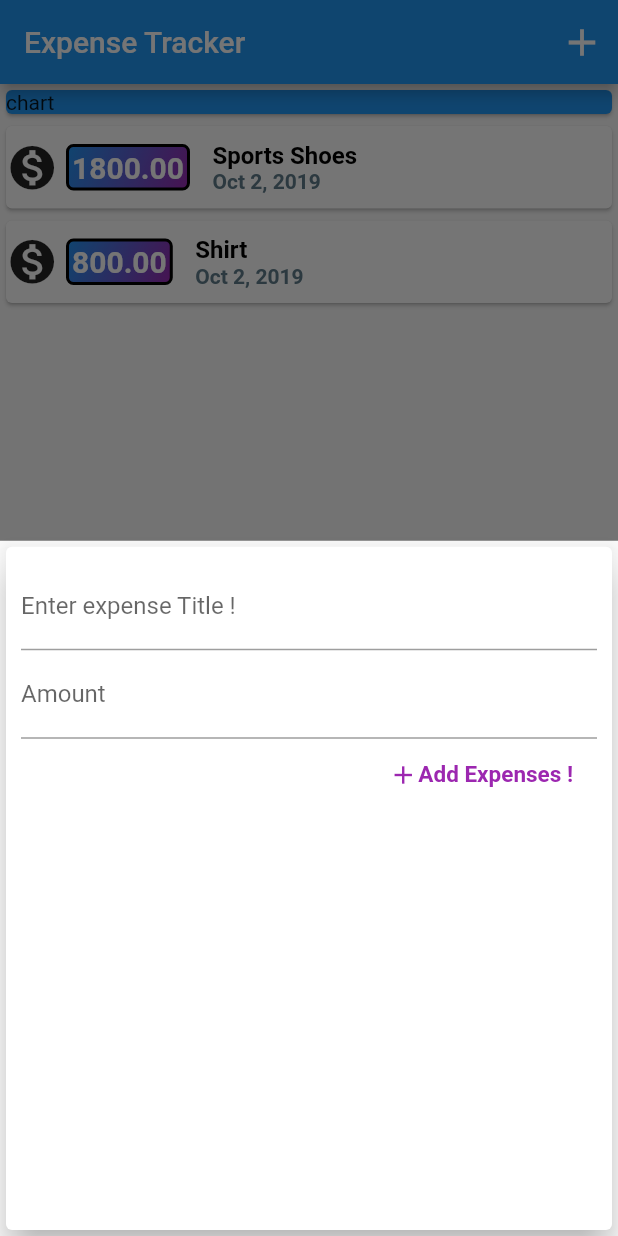
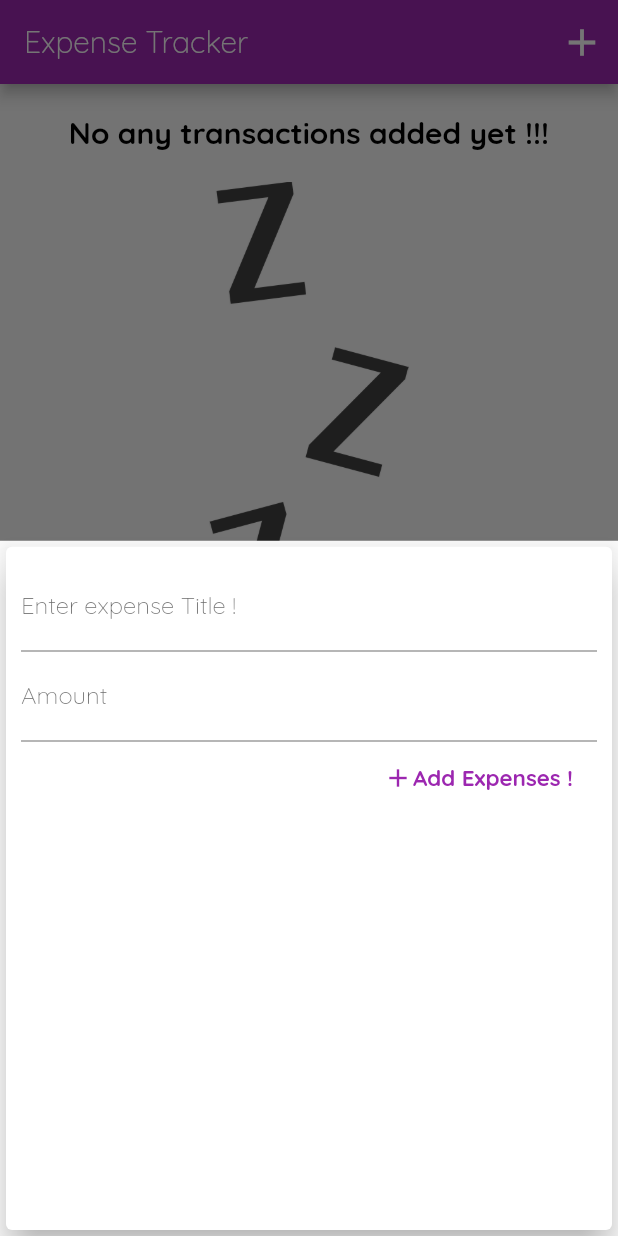
Before and after one commit to tilakpoudel/ExpenseTracker, a Flutter app: the screen it shows after launch, after a tap on the "add" icon, on a phone screen of 412 x 824 dp. Run offline on Flutter 3.47's test engine with Material 2 defaults, Android fonts, the phone set to English and light mode, and no system bars; missing offline and left inert: flutter_selectable_text.

```diff
--- a/lib/main.dart
+++ b/lib/main.dart
@@ -1,6 +1,8 @@
-import 'package:expenser_planner/widgets/new_transaction.dart';
-import 'package:expenser_planner/widgets/transaction_list.dart';
 import 'package:flutter/material.dart';
+
+import './widgets/charts.dart';
+import './widgets/new_transaction.dart';
+import './widgets/transaction_list.dart';
 
 import './models/transaction.dart';
 
@@ -12,8 +14,13 @@ class MyApp extends StatelessWidget {
   @override
   Widget build(BuildContext context) {
     return MaterialApp(
-      // title: 'Expense Planner1',
+      title: 'Expense Planner1',
       home: MyHomePage(),
+      theme: ThemeData(
+        primarySwatch: Colors.purple,
+        accentColor: Colors.amber,
+        fontFamily: 'Quicksand',
+      ),
     );
   }
 }
@@ -25,19 +32,28 @@ class MyHomePage extends StatefulWidget {
 
 class _MyHomePageState extends State<MyHomePage> {
   final List<Transaction> _userTransaction = [
-    Transaction(
-      id: 't1',
-      title: 'Sports Shoes',
-      amount: 1800,
-      date: DateTime.now(),
-    ),
-    Transaction(
-      id: 't2',
-      title: 'Shirt',
-      amount: 800,
-      date: DateTime.now(),
-    ),
+    // Transaction(
+    //   id: 't1',
+    //   title: 'Sports Shoes',
+    //   amount: 1800,
+    //   date: DateTime.now(),
+    // ),
+    // Transaction(
+    //   id: 't2',
+    //   title: 'Shirt',
+    //   amount: 800,
+    //   date: DateTime.now(),
+    // ),
   ];
+  List <Transaction> get _recentTransactions{
+    return _userTransaction.where((tx){
+      return tx.date.isAfter(
+        DateTime.now().subtract(
+          Duration(days: 7),
+        ),
+      );
+    }).toList();
+  }
 
   void _addNewTransaction(String txTitle, double txAmount) {
     final newTx = Transaction(
@@ -85,13 +101,7 @@ class _MyHomePageState extends State<MyHomePage> {
           // mainAxisAlignment: MainAxisAlignment.spaceAround,
           crossAxisAlignment: CrossAxisAlignment.stretch,
           children: <Widget>[
-            Container(
-              width: double.infinity,
-              child: Card(
-                color: Colors.blue,
-                child: Text('chart'),
-              ),
-            ),
+            Chart(_recentTransactions),
             TransactionList(_userTransaction)
           ],
         ),
--- /dev/null
+++ b/lib/widgets/charts.dart
@@ -0,0 +1,43 @@
+import 'package:flutter/material.dart';
+import 'package:intl/intl.dart';
+
+import '../models/transaction.dart';
+
+class Chart extends StatelessWidget {
+  final List<Transaction> recentTransactions;
+
+  Chart(this.recentTransactions);
+
+  List<Map<String, Object>> get groupedTransactionValues {
+    return List.generate(7, (index) {
+      final weekDay = DateTime.now().subtract(
+        Duration(days: index),
+      );
+      var totalSum = 0.0;
+      for (var i = 0; i < recentTransactions.length; i++) {
+        if (recentTransactions[i].date.day == weekDay.day &&
+            recentTransactions[i].date.month == weekDay.month &&
+            recentTransactions[i].date.year == weekDay.year) {
+          totalSum += recentTransactions[i].amount;
+        }
+      }
+
+      return {
+        'day': DateFormat.E().format(weekDay),
+        'amount': totalSum};
+    });
+  }
+
+  @override
+  Widget build(BuildContext context) {
+    return Card(
+      elevation: 5.0,
+      margin: EdgeInsets.all(10),
+      child: Row(
+        children: <Widget>[
+
+        ],
+      ),
+    );
+  }
+}
--- a/lib/widgets/new_transaction.dart
+++ b/lib/widgets/new_transaction.dart
@@ -3,24 +3,37 @@ import 'package:flutter/services.dart';
 
 // import '../widgets/user_transaction.dart';
 
-class NewTransaction extends StatelessWidget {
+class NewTransaction extends StatefulWidget {
+  final Function addTx;
+  NewTransaction(this.addTx);
+
+  @override
+  _NewTransactionState createState() => _NewTransactionState();
+}
+
+class _NewTransactionState extends State<NewTransaction> {
   final titleController = TextEditingController();
   final amountController = TextEditingController();
-
-  final Function addTx;
-  NewTransaction(this.addTx);
 
   void submitData() {
     final enteredTitle = titleController.text;
     final enteredAmount = double.parse(amountController.text);
     print(enteredAmount);
-    if( enteredTitle.isEmpty || enteredAmount.isNegative){
-      return;
+
+    if (enteredTitle.isEmpty || enteredAmount.isNegative) {
+      print('error');
+       Scaffold.of(context).showSnackBar(
+        SnackBar(
+          backgroundColor: Colors.redAccent,
+          content: Text('Field is required'),
+          ),
+      );
     }
-    addTx(
+    widget.addTx(
       enteredTitle,
       enteredAmount,
     );
+    Navigator.of(context).pop();
   }
 
   @override
@@ -34,8 +47,8 @@ class NewTransaction extends StatelessWidget {
           children: <Widget>[
             TextField(
               decoration: InputDecoration(
-                  labelText: 'Enter expense Title !',
-                  hintText: 'Eg. Shopping, Movies...'),
+                labelText: 'Enter expense Title !',
+                hintText: 'Eg. Shopping, Movies...'),
               controller: titleController,
               onSubmitted: (_) => submitData(),
             ),
--- a/lib/widgets/transaction_list.dart
+++ b/lib/widgets/transaction_list.dart
@@ -11,8 +11,31 @@ class TransactionList extends StatelessWidget {
   @override
   Widget build(BuildContext context) {
     return Container(
-      height: 400,
-      child: ListView.builder(
+      height: 600,
+      child: transactions.isEmpty
+          ? Column(
+              children: <Widget>[
+                Text(
+                  'No any transactions added yet !!!',
+                  style: TextStyle(
+                      color: Colors.black,
+                      fontWeight: FontWeight.bold,
+                      fontSize: 20.0,
+                      fontFamily: 'Quicksand'),
+                ),
+                SizedBox(
+                  height: 20,
+                ),
+                Container(
+                  height: 300,
+                  child: Image.asset(
+                    'assets/images/waiting.png',
+                    fit: BoxFit.cover,
+                  ),
+                )
+              ],
+            )
+          : ListView.builder(
               itemBuilder: (context, index) {
                 return Card(
                   child: Row(
@@ -23,7 +46,8 @@ class TransactionList extends StatelessWidget {
                       ),
                       Container(
                         padding: EdgeInsets.all(2.0),
-                  margin: EdgeInsets.symmetric(horizontal: 5.0, vertical: 10.0),
+                        margin: EdgeInsets.symmetric(
+                            horizontal: 5.0, vertical: 10.0),
                         decoration: BoxDecoration(
                             border: Border.all(
                               color: Colors.black,
@@ -55,10 +79,12 @@ class TransactionList extends StatelessWidget {
                                 color: Colors.black,
                                 fontWeight: FontWeight.bold,
                                 fontSize: 16,
-                            shadows: [Shadow(color: Colors.red)]),
+                                // shadows: [Shadow(color: Colors.red)]
+                              ),
                             ),
                             Text(
-                        DateFormat.yMMMd().format(transactions[index].date),
+                              DateFormat.yMMMd()
+                                  .format(transactions[index].date),
                               style: TextStyle(
                                   color: Colors.blueGrey,
                                   fontSize: 14.0,
```
Also changed, not shown: pubspec.yaml (+13 -13 lines), assets/fonts/OpenSans-Bold.ttf (added), assets/fonts/OpenSans-Regular.ttf (added), assets/fonts/Quicksand-Bold.ttf (added), assets/fonts/Quicksand-Light.ttf (added), assets/fonts/Quicksand-Medium.ttf (added), assets/fonts/Quicksand-Regular.ttf (added), assets/images/waiting.png (added). Lines whose indentation alone changed are shown as unchanged.
